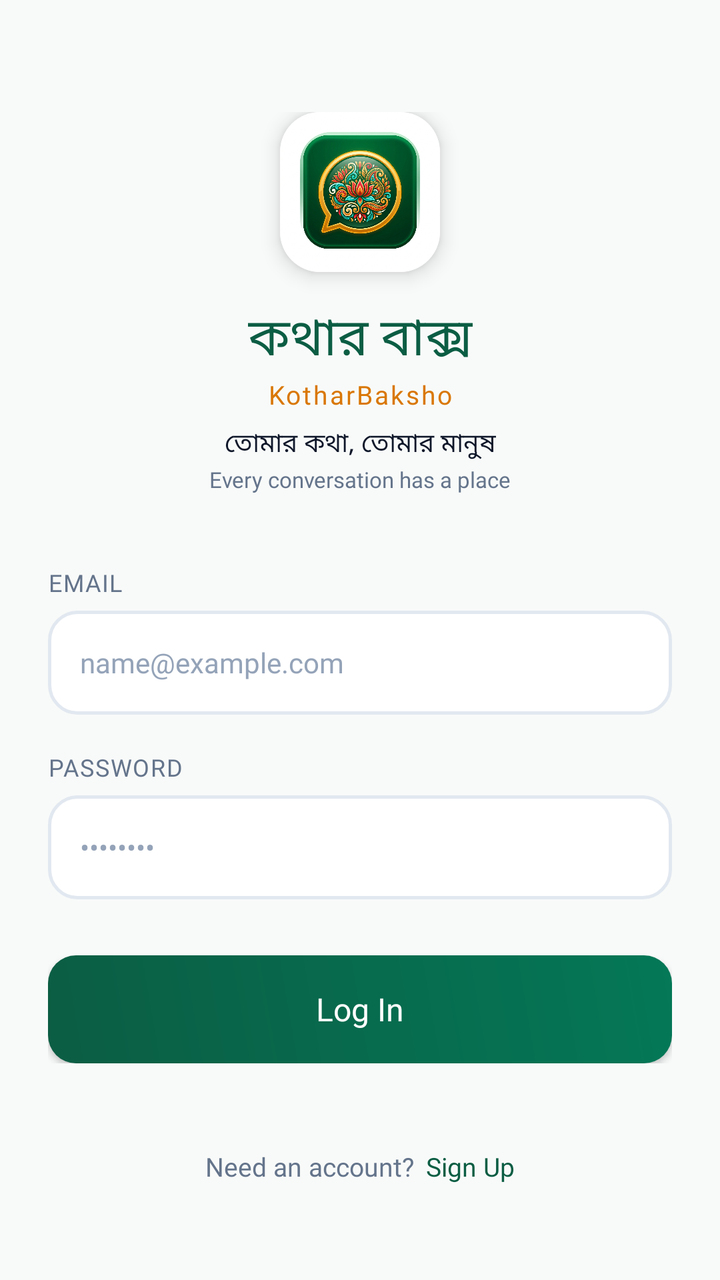
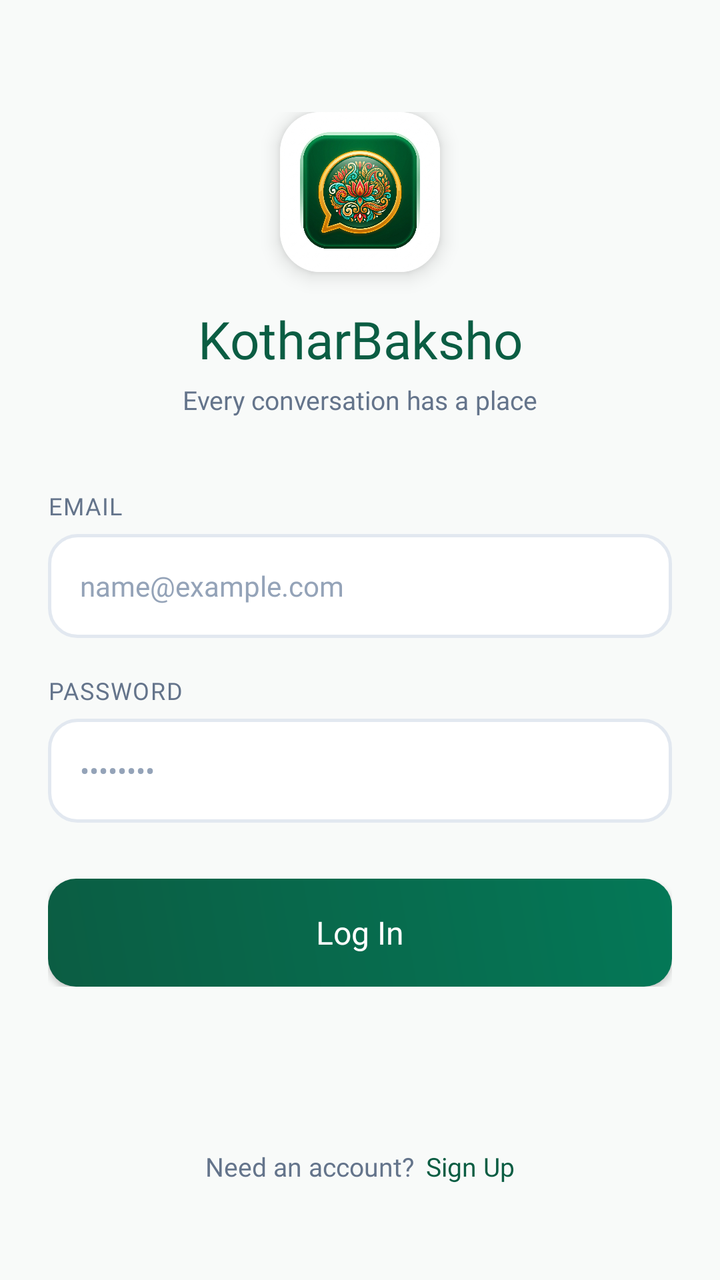

An Android layout rendered at two revisions. The XML below is the earlier revision; the diff shows what the commit changed to produce the second picture.
<!-- AndroidManifest.xml: application theme Theme.KotharBaksho -->
<!-- res/layout/activity_login.xml -->
<?xml version="1.0" encoding="utf-8"?>
<ScrollView xmlns:android="http://schemas.android.com/apk/res/android"
    xmlns:app="http://schemas.android.com/apk/res-auto"
    xmlns:tools="http://schemas.android.com/tools"
    android:layout_width="match_parent"
    android:layout_height="match_parent"
    android:background="@color/bg_main"
    android:fillViewport="true"
    tools:context=".login">

    <androidx.constraintlayout.widget.ConstraintLayout
        android:layout_width="match_parent"
        android:layout_height="wrap_content"
        android:padding="24dp">

        <LinearLayout
            android:id="@+id/header_layout"
            android:layout_width="wrap_content"
            android:layout_height="wrap_content"
            android:layout_marginTop="32dp"
            android:gravity="center"
            android:orientation="vertical"
            app:layout_constraintEnd_toEndOf="parent"
            app:layout_constraintStart_toStartOf="parent"
            app:layout_constraintTop_toTopOf="parent">

            <androidx.cardview.widget.CardView
                android:layout_width="80dp"
                android:layout_height="80dp"
                app:cardCornerRadius="20dp"
                app:cardElevation="6dp">

                <ImageView
                    android:id="@+id/imageView2"
                    android:layout_width="match_parent"
                    android:layout_height="match_parent"
                    android:scaleType="centerCrop"
                    android:src="@drawable/app_logo" />
            </androidx.cardview.widget.CardView>

            <TextView
                android:id="@+id/textView4"
                android:layout_width="wrap_content"
                android:layout_height="wrap_content"
                android:layout_marginTop="14dp"
                android:fontFamily="@font/poppins_bold"
                android:text="@string/app_name_bengali"
                android:textColor="@color/primary"
                android:textSize="26sp" />

            <TextView
                android:layout_width="wrap_content"
                android:layout_height="wrap_content"
                android:fontFamily="@font/poppins_bold"
                android:text="@string/app_name_english"
                android:textColor="@color/accent_gold_dark"
                android:textSize="13sp"
                android:letterSpacing="0.08" />

            <TextView
                android:id="@+id/textView6"
                android:layout_width="wrap_content"
                android:layout_height="wrap_content"
                android:layout_marginTop="6dp"
                android:fontFamily="@font/poppins_regular"
                android:text="@string/tagline_bengali"
                android:textColor="@color/text_primary"
                android:textSize="13sp" />

            <TextView
                android:layout_width="wrap_content"
                android:layout_height="wrap_content"
                android:layout_marginTop="1dp"
                android:fontFamily="@font/poppins_regular"
                android:text="@string/tagline_english"
                android:textColor="@color/text_secondary"
                android:textSize="11sp" />

        </LinearLayout>

        <LinearLayout
            android:id="@+id/form_layout"
            android:layout_width="match_parent"
            android:layout_height="wrap_content"
            android:layout_marginTop="36dp"
            android:orientation="vertical"
            app:layout_constraintEnd_toEndOf="parent"
            app:layout_constraintStart_toStartOf="parent"
            app:layout_constraintTop_toBottomOf="@id/header_layout">

            <TextView
                android:layout_width="wrap_content"
                android:layout_height="wrap_content"
                android:fontFamily="@font/poppins_bold"
                android:text="EMAIL"
                android:textColor="@color/text_secondary"
                android:textSize="12sp"
                android:letterSpacing="0.05" />

            <EditText
                android:id="@+id/editTexLogEmail"
                android:layout_width="match_parent"
                android:layout_height="52dp"
                android:layout_marginTop="6dp"
                android:background="@drawable/bg_input_field"
                android:fontFamily="@font/poppins_regular"
                android:hint="name@example.com"
                android:inputType="textEmailAddress"
                android:paddingStart="16dp"
                android:paddingEnd="16dp"
                android:textColor="@color/text_primary"
                android:textColorHint="@color/text_hint"
                android:textSize="14sp" />

            <TextView
                android:layout_width="wrap_content"
                android:layout_height="wrap_content"
                android:layout_marginTop="18dp"
                android:fontFamily="@font/poppins_bold"
                android:text="PASSWORD"
                android:textColor="@color/text_secondary"
                android:textSize="12sp"
                android:letterSpacing="0.05" />

            <EditText
                android:id="@+id/editTextLogPassword"
                android:layout_width="match_parent"
                android:layout_height="52dp"
                android:layout_marginTop="6dp"
                android:background="@drawable/bg_input_field"
                android:fontFamily="@font/poppins_regular"
                android:hint="••••••••"
                android:inputType="textPassword"
                android:paddingStart="16dp"
                android:paddingEnd="16dp"
                android:textColor="@color/text_primary"
                android:textColorHint="@color/text_hint"
                android:textSize="14sp" />

            <FrameLayout
                android:layout_width="match_parent"
                android:layout_height="54dp"
                android:layout_marginTop="28dp">

                <androidx.appcompat.widget.AppCompatButton
                    android:id="@+id/logbutton"
                    android:layout_width="match_parent"
                    android:layout_height="match_parent"
                    android:background="@drawable/bg_btn_primary"
                    android:fontFamily="@font/poppins_bold"
                    android:text="Log In"
                    android:textAllCaps="false"
                    android:textColor="@color/white"
                    android:textSize="16sp" />

                <ProgressBar
                    android:id="@+id/loginProgressBar"
                    android:layout_width="26dp"
                    android:layout_height="26dp"
                    android:layout_gravity="center"
                    android:indeterminateTint="@color/white"
                    android:visibility="gone" />

            </FrameLayout>

        </LinearLayout>

        <LinearLayout
            android:id="@+id/signup_row"
            android:layout_width="wrap_content"
            android:layout_height="wrap_content"
            android:layout_marginTop="24dp"
            android:layout_marginBottom="24dp"
            android:gravity="center"
            android:orientation="horizontal"
            app:layout_constraintBottom_toBottomOf="parent"
            app:layout_constraintEnd_toEndOf="parent"
            app:layout_constraintStart_toStartOf="parent"
            app:layout_constraintTop_toBottomOf="@id/form_layout"
            app:layout_constraintVertical_bias="1.0">

            <TextView
                android:id="@+id/textView9"
                android:layout_width="wrap_content"
                android:layout_height="wrap_content"
                android:fontFamily="@font/poppins_regular"
                android:text="Need an account?"
                android:textColor="@color/text_secondary"
                android:textSize="13sp" />

            <TextView
                android:id="@+id/logsignup"
                android:layout_width="wrap_content"
                android:layout_height="wrap_content"
                android:layout_marginStart="6dp"
                android:fontFamily="@font/poppins_bold"
                android:text="Sign Up"
                android:textColor="@color/primary"
                android:textSize="13sp" />

        </LinearLayout>

    </androidx.constraintlayout.widget.ConstraintLayout>

</ScrollView>
<!-- resources referenced by this layout -->
<resources>
  <color name="accent_gold_dark">#D97706</color>
  <color name="bg_main">#F8FAF9</color>
  <color name="primary">#0B5D43</color>
  <color name="text_hint">#94A3B8</color>
  <color name="text_primary">#0F172A</color>
  <color name="text_secondary">#64748B</color>
  <color name="white">#FFFFFFFF</color>
  <!-- drawable app_logo: png bitmap (drawable-xhdpi, 474106 bytes) -->
  <!-- drawable bg_btn_primary (drawable) -->
  <?xml version="1.0" encoding="utf-8"?>
  <ripple xmlns:android="http://schemas.android.com/apk/res/android"
      android:color="#33FFFFFF">
      <item>
          <shape>
              <gradient
                  android:startColor="@color/primary"
                  android:endColor="@color/primary_variant"
                  android:angle="45" />
              <corners android:radius="14dp" />
          </shape>
      </item>
  </ripple>
  <!-- drawable bg_input_field (drawable) -->
  <?xml version="1.0" encoding="utf-8"?>
  <shape xmlns:android="http://schemas.android.com/apk/res/android">
      <solid android:color="@color/surface_card" />
      <stroke android:width="1.5dp" android:color="@color/divider_line" />
      <corners android:radius="14dp" />
  </shape>
  <string name="app_name_bengali">কথার বাক্স</string>
  <string name="app_name_english">KotharBaksho</string>
  <string name="tagline_bengali">তোমার কথা, তোমার মানুষ</string>
  <string name="tagline_english">Every conversation has a place</string>
  <style name="Theme.KotharBaksho" parent="Theme.MaterialComponents.DayNight.NoActionBar">
          
          <item name="colorPrimary">@color/primary</item>
          <item name="colorPrimaryVariant">@color/primary_dark</item>
          <item name="colorOnPrimary">@color/white</item>
          
          <item name="colorSecondary">@color/accent_gold</item>
          <item name="colorSecondaryVariant">@color/accent_gold_dark</item>
          <item name="colorOnSecondary">@color/black</item>
          
          <item name="android:statusBarColor">@color/primary_dark</item>
          <item name="android:windowBackground">@color/bg_main</item>
      </style>
  <color name="primary_variant">#047857</color>
  <color name="surface_card">#FFFFFF</color>
  <color name="divider_line">#E2E8F0</color>
  <color name="primary_dark">#064E3B</color>
  <color name="accent_gold">#F59E0B</color>
  <color name="black">#FF000000</color>
</resources>

<!-- the commit's change to res/layout/activity_login.xml (unified diff, before → after) -->
@@ -42,39 +42,21 @@
                 android:id="@+id/textView4"
                 android:layout_width="wrap_content"
                 android:layout_height="wrap_content"
-                android:layout_marginTop="14dp"
+                android:layout_marginTop="16dp"
                 android:fontFamily="@font/poppins_bold"
-                android:text="@string/app_name_bengali"
+                android:text="@string/app_name_english"
                 android:textColor="@color/primary"
                 android:textSize="26sp" />
-
-            <TextView
-                android:layout_width="wrap_content"
-                android:layout_height="wrap_content"
-                android:fontFamily="@font/poppins_bold"
-                android:text="@string/app_name_english"
-                android:textColor="@color/accent_gold_dark"
-                android:textSize="13sp"
-                android:letterSpacing="0.08" />
 
             <TextView
                 android:id="@+id/textView6"
                 android:layout_width="wrap_content"
                 android:layout_height="wrap_content"
-                android:layout_marginTop="6dp"
-                android:fontFamily="@font/poppins_regular"
-                android:text="@string/tagline_bengali"
-                android:textColor="@color/text_primary"
-                android:textSize="13sp" />
-
-            <TextView
-                android:layout_width="wrap_content"
-                android:layout_height="wrap_content"
-                android:layout_marginTop="1dp"
+                android:layout_marginTop="4dp"
                 android:fontFamily="@font/poppins_regular"
                 android:text="@string/tagline_english"
                 android:textColor="@color/text_secondary"
-                android:textSize="11sp" />
+                android:textSize="13sp" />
 
         </LinearLayout>
 
<!-- resource entries referenced after the edit -->
@@ -29,9 +29,7 @@
       <stroke android:width="1.5dp" android:color="@color/divider_line" />
       <corners android:radius="14dp" />
   </shape>
-  <string name="app_name_bengali">কথার বাক্স</string>
   <string name="app_name_english">KotharBaksho</string>
-  <string name="tagline_bengali">তোমার কথা, তোমার মানুষ</string>
   <string name="tagline_english">Every conversation has a place</string>
   <style name="Theme.KotharBaksho" parent="Theme.MaterialComponents.DayNight.NoActionBar">
           
